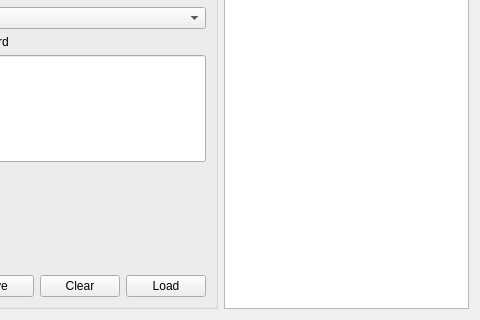
This is enigma.ui in rzep1x/enigma-simulator as Qt 5 draws it before an edit; both pictures show x 320 to 800 and y 330 to 650 of the 800 by 650 pixel window. The edited form follows.
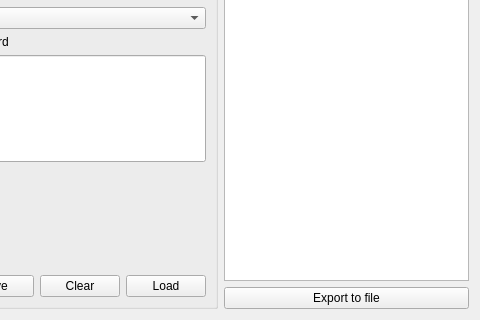
This is the edited form.

Patch:
```diff
--- a/enigma.ui
+++ b/enigma.ui
@@ -547,6 +547,13 @@
          </property>
         </widget>
        </item>
+       <item>
+        <widget class="QPushButton" name="exportToFile">
+         <property name="text">
+          <string>Export to file</string>
+         </property>
+        </widget>
+       </item>
       </layout>
      </item>
     </layout>
```
